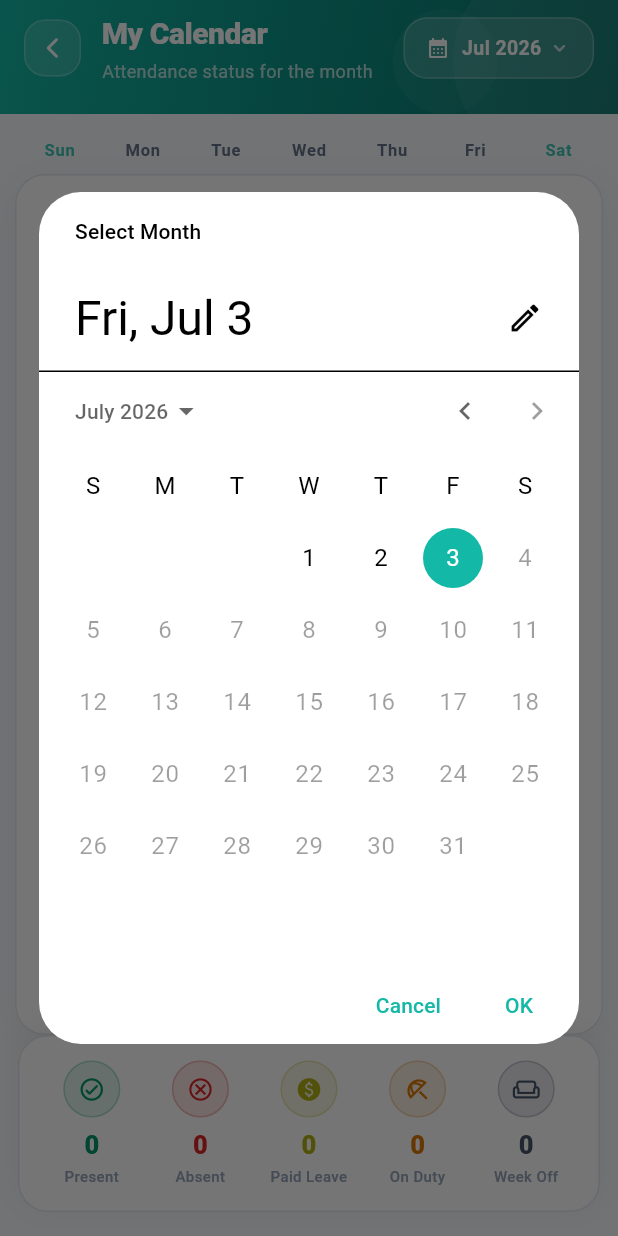
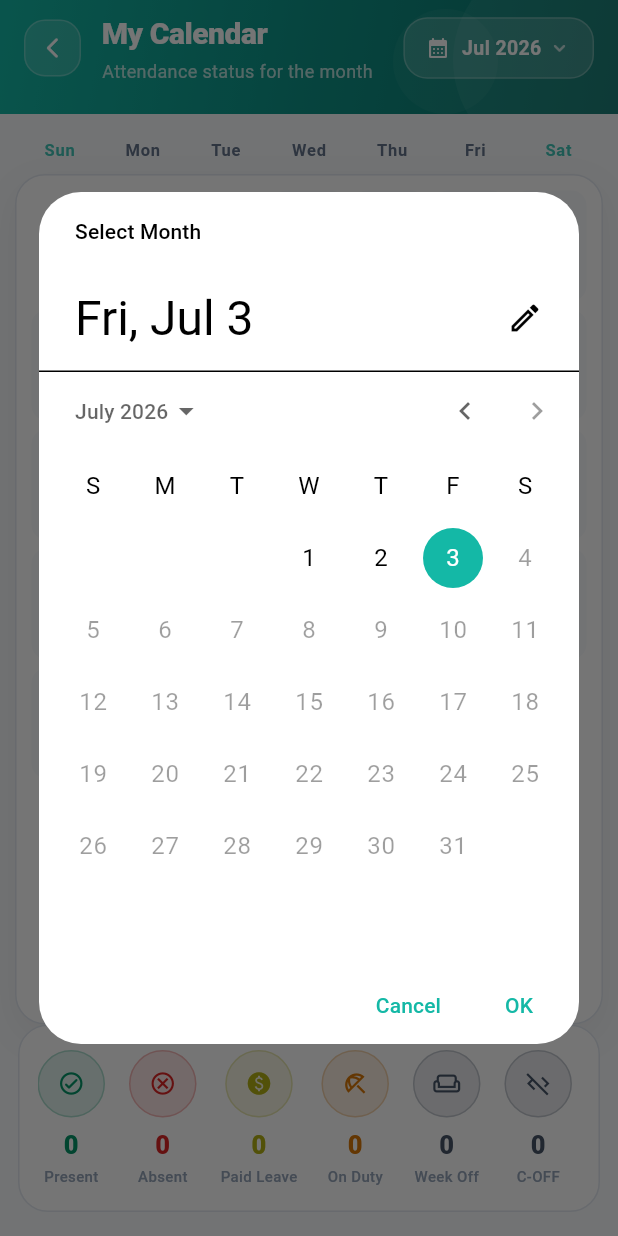
Before and after one commit to Redshadow1297/employee_attendance_app, a Flutter app: the MyCalendarScreen screen opened directly, after a tap on an icon or button, on a phone screen of 412 x 824 dp. Run offline on Flutter 3.47's test engine with Material 3 defaults, Android fonts, the phone set to English and light mode, and no system bars; our stand-ins replace battery_plus, connectivity_plus, device_info_plus, dio, file_picker, flutter_bloc and 9 more; missing offline and left inert: flutter_background_geolocation; accounts and stored records are empty; network calls fail.

Commit message:
1) Made the summury bar in calendar scrollable 2) Added missing Parameters when authorizing the advance application in Advane module.

```diff
--- a/lib/core/constants/app_text_styles.dart
+++ b/lib/core/constants/app_text_styles.dart
@@ -5,19 +5,19 @@
   // ============================== Headings ====================================
 
   static const TextStyle headingLarge = TextStyle(
-    fontSize: 22,
+    fontSize: 24,
     fontWeight: FontWeight.w700,
     letterSpacing: -0.3,
   );
 
   static const TextStyle headingMedium = TextStyle(
-    fontSize: 18,
+    fontSize: 20,
     fontWeight: FontWeight.w600,
     letterSpacing: -0.2,
   );
 
   static const TextStyle headingSmall = TextStyle(
-    fontSize: 16,
+    fontSize: 18,
     fontWeight: FontWeight.w600,
   );
 
@@ -25,19 +25,19 @@
   // ======================================= Labels =====================================================
 
   static const TextStyle labelSmall = TextStyle(
-    fontSize: 12,
+    fontSize: 14,
     fontWeight: FontWeight.w400,
     letterSpacing: 0.2,
   );
 
   static const TextStyle labelVSmall = TextStyle(
-    fontSize: 10,
+    fontSize: 12,
     fontWeight: FontWeight.w400,
     letterSpacing: 0.3,
   );
 
   static const TextStyle labelMedium = TextStyle(
-    fontSize: 14,
+    fontSize: 16,
     fontWeight: FontWeight.w500,
     letterSpacing: 0.1,
   );
@@ -55,7 +55,7 @@
   // ===== Button Text =====
 
   static const TextStyle buttonText = TextStyle(
-    fontSize: 15,
+    fontSize: 17,
     fontWeight: FontWeight.w600,
     letterSpacing: 0.2,
   );
--- a/lib/presentations/pages/QuickAcessMenusScreens/app_timecard_calendar.dart
+++ b/lib/presentations/pages/QuickAcessMenusScreens/app_timecard_calendar.dart
@@ -90,8 +90,6 @@
   }
 }
 
-//  SCREEN
-
 class MyCalendarScreen extends StatefulWidget {
   const MyCalendarScreen({super.key});
 
@@ -108,6 +106,8 @@
   List<dynamic> newCalendarData = [];
   DateTime selectedMonth = DateTime.now();
   bool _loading = false;
+  int get daysInMonth =>
+      DateTime(selectedMonth.year, selectedMonth.month + 1, 0).day;
 
   final days = ["Sun", "Mon", "Tue", "Wed", "Thu", "Fri", "Sat"];
 
@@ -123,8 +123,6 @@
     curve: Curves.easeOut,
   );
 
-  //  LOGIC
-
   @override
   void initState() {
     super.initState();
@@ -138,12 +136,14 @@
     _initialize();
   }
 
+  //DISPOSE
   @override
   void dispose() {
     _fadeCtrl.dispose();
     super.dispose();
   }
 
+  //INITIALIZATION
   void _initialize() {
     _getPrefsData().then((_) => _fetchTimecardData());
   }
@@ -154,6 +154,7 @@
     empcode = prefs.getString("employeecode");
   }
 
+  //FETCH TIMECARD DATA FOR CLENDAR
   Future<void> _fetchTimecardData() async {
     setState(() => _loading = true);
     try {
@@ -166,23 +167,31 @@
         },
       );
       if (response.statusCode == 200) {
+        final data = response.data["GetTimeCardResult"] ?? [];
         setState(() {
-          newCalendarData = response.data["GetTimeCardResult"];
+          // full API data store
+          newCalendarData = List<dynamic>.from(data);
+
           _loading = false;
         });
         _fadeCtrl
           ..reset()
           ..forward();
       } else {
-        setState(() => _loading = false);
+        setState(() {
+          _loading = false;
+        });
       }
-    } catch (exp) {
-      debugPrint("Error fetching calendar data: $exp");
-      setState(() => _loading = false);
+    } catch (e) {
+      debugPrint("Calendar API Error : $e");
+
+      setState(() {
+        _loading = false;
+      });
     }
   }
 
-  // count only from first day to currnt date
+  //STATUS COUNT AB/P/OD/PL/CL etc.
   int getStatusCount(String status) {
     final today = DateTime.now();
     final todayOnly = DateTime(today.year, today.month, today.day);
@@ -210,21 +219,24 @@
   }
 
   DateTime? _parseDateFromItem(Map<String, dynamic> item) {
-    final dateStr = item["scheduledateddmm"] ?? "";
-    if (dateStr.isEmpty) return null;
     try {
-      final parts = dateStr.split('/');
-      if (parts.length < 2) return null;
+      final value = item["scheduledate"] ?? "";
+      if (value.isEmpty) return null;
+      final dateOnly = value.split(" ")[0];
+      final parts = dateOnly.split("/");
+      if (parts.length != 3) return null;
       return DateTime(
-        selectedMonth.year,
-        int.parse(parts[1]),
-        int.parse(parts[0]),
+        int.parse(parts[2]), // year
+        int.parse(parts[0]), // month
+        int.parse(parts[1]), // day
       );
-    } catch (_) {
+    } catch (e) {
+      debugPrint("Date Parse Error $e");
       return null;
     }
   }
 
+  //MONTH SELECTION.
   Future<void> _selectMonth() async {
     final DateTime? picked = await showDatePicker(
       context: context,
@@ -241,19 +253,44 @@
     );
     if (picked != null) {
       setState(() {
-        selectedMonth = picked;
-        startDate = DateFormat(
-          'dd/MM/yyyy',
-        ).format(DateTime(picked.year, picked.month, 1));
+        selectedMonth = DateTime(picked.year, picked.month, 1);
+        startDate = DateFormat('dd/MM/yyyy').format(selectedMonth);
         endDate = DateFormat(
           'dd/MM/yyyy',
         ).format(DateTime(picked.year, picked.month + 1, 0));
+        //CLEAR OLD DATA ON SLECTING NEW MONTH
+        newCalendarData.clear();
       });
       await _fetchTimecardData();
     }
   }
 
-  //  BUILD
+  //API DATA MAP / CLENDAR MAP
+  Map<int, dynamic> get calendarMap {
+    Map<int, dynamic> map = {};
+    for (var item in newCalendarData) {
+      final date = _parseDateFromItem(item);
+      if (date == null) continue;
+      if (date.year == selectedMonth.year &&
+          date.month == selectedMonth.month) {
+        map[date.day] = item;
+      }
+    }
+    return map;
+  }
+  // Map<int, dynamic> get calendarMap {
+  //   Map<int, dynamic> map = {};
+  //   for (var item in newCalendarData) {
+  //     final date = _parseDateFromItem(item);
+  //     if (date == null) continue;
+  //     if (date.year == selectedMonth.year &&
+  //         date.month == selectedMonth.month) {
+  //       map[date.day] = item;
+  //     }
+  //   }
+  //   debugPrint("Calendar Map: $map");
+  //   return map;
+  // }
 
   @override
   Widget build(BuildContext context) {
@@ -480,10 +517,34 @@
                 mainAxisSpacing: 6,
                 childAspectRatio: 0.66,
               ),
-              itemCount: firstWeekday + newCalendarData.length,
+              itemCount: firstWeekday + daysInMonth,
               itemBuilder: (context, index) {
-                if (index < firstWeekday) return const SizedBox();
-                final item = newCalendarData[index - firstWeekday];
+                if (index < firstWeekday) {
+                  return const SizedBox();
+                }
+                final day = index - firstWeekday + 1;
+                final item = calendarMap[day];
+                // No API data
+                if (item == null) {
+                  return Container(
+                    decoration: BoxDecoration(
+                      color: isDark
+                          ? Colors.white.withOpacity(.04)
+                          : const Color(0xffF8FAFC),
+                      borderRadius: BorderRadius.circular(10),
+                    ),
+                    child: Center(
+                      child: Text(
+                        "$day",
+                        style: TextStyle(
+                          fontSize: 12,
+                          fontWeight: FontWeight.w600,
+                          color: isDark ? Colors.white54 : Colors.black54,
+                        ),
+                      ),
+                    ),
+                  );
+                }
                 return _attendanceCard(item, isDark);
               },
             ),
@@ -496,24 +557,21 @@
   //  ATTENDANCE CARD
   Widget _attendanceCard(Map<String, dynamic> item, bool isDark) {
     final status = item["empstatus"] ?? "";
-    final dateStr = item["scheduledateddmm"] ?? "";
     final cfg = statusConfig(status, isDark);
-
     final today = DateTime.now();
     final todayOnly = DateTime(today.year, today.month, today.day);
-
+    // final cardDate = _parseDateFromItem(item);
+    // final dayNum = cardDate != null ? cardDate.day.toString() : "—";
+    final cardDate = _parseDateFromItem(item);
+    final dayNum = cardDate != null ? cardDate.day.toString() : "";
     bool isToday = false;
     bool isFuture = false;
-
-    final cardDate = _parseDateFromItem(item);
     if (cardDate != null) {
       isToday = DateUtils.isSameDay(cardDate, todayOnly);
       isFuture = cardDate.isAfter(todayOnly);
     }
 
-    final dayNum = dateStr.isNotEmpty ? dateStr.split('/')[0] : "—";
-
-    // Future dates in grey  container
+    // FUTURE DATES IN DISABLED CONTAINERS.
     if (isFuture) {
       return Container(
         decoration: BoxDecoration(
@@ -556,7 +614,7 @@
       );
     }
 
-    //Rglar dates
+    // REGULAR DATES
     return AnimatedContainer(
       duration: const Duration(milliseconds: 200),
       decoration: BoxDecoration(
@@ -612,7 +670,7 @@
     );
   }
 
-  //  SUMMARY BAR
+  // SUMMARY BAR AT BOTTOM OF CALENDAR
   Widget _attendanceSummaryBar(bool isDark) {
     final summaryItems = [
       _SummaryItem(
@@ -645,8 +703,26 @@
         const Color(0xFF475569),
         Icons.weekend_outlined,
       ),
+      _SummaryItem(
+        "C-OFF",
+        getStatusCount("C-OFF"),
+        const Color(0xFF475569),
+        Icons.code_off_outlined,
+      ),
+      _SummaryItem(
+        "WO + 1/2P",
+        getStatusCount("WO + 1/2P"),
+        const Color(0xFF475569),
+        Icons.hourglass_full_sharp,
+      ),
+      _SummaryItem(
+        "WO + P",
+        getStatusCount("WO + P"),
+        const Color(0xFF475569),
+        Icons.weekend_outlined,
+      ),
     ];
-
+  //SCROILLABLE ATTENDANCE SUMMARY BAR 03 JULY 2026
     return Padding(
       padding: const EdgeInsets.fromLTRB(12, 0, 12, 0),
       child: Container(
@@ -655,20 +731,18 @@
           color: isDark ? DS.cardDark : DS.cardLight,
           borderRadius: BorderRadius.circular(DS.r20),
           border: Border.all(color: isDark ? DS.borderDark : DS.borderLight),
-          boxShadow: [
-            BoxShadow(
-              color: isDark
-                  ? Colors.black.withOpacity(0.30)
-                  : Colors.black.withOpacity(0.05),
-              blurRadius: 16,
-              offset: const Offset(0, -4),
-            ),
-          ],
         ),
-        child: Row(
-          children: summaryItems
-              .map((item) => Expanded(child: _summaryTile(item, isDark)))
-              .toList(),
+        child: SingleChildScrollView(
+          scrollDirection: Axis.horizontal,
+          physics: const BouncingScrollPhysics(),
+          child: Row(
+            children: summaryItems.map((item) {
+              return Padding(
+                padding: const EdgeInsets.only(right: 16),
+                child: _summaryTile(item, isDark),
+              );
+            }).toList(),
+          ),
         ),
       ),
     );
@@ -679,8 +753,8 @@
       mainAxisSize: MainAxisSize.min,
       children: [
         Container(
-          width: 38,
-          height: 38,
+          width: 45,
+          height: 45,
           decoration: BoxDecoration(
             color: item.color.withOpacity(0.12),
             shape: BoxShape.circle,
--- a/lib/routes/app_routes.dart
+++ b/lib/routes/app_routes.dart
@@ -1,7 +1,7 @@
 class AppRoutes {
   static const String splash = "/splash";
-  static const String login = "/login";
-  static const String dashboard = "/dashboard";
+  static const String login = "login";
+  static const String dashboard = "dashboard";
   static const String wallPost = "/wallpost";
   static const String profile = "/profile";
   static const String leave = "/leave";
@@ -10,9 +10,8 @@
   static const String vehicleRequisition = "/vehicleRequisition";
   static const String visitorManagement = "/visitorManagement";
   static const String employeeTracking = "/employeeTracking";
-
-  // static const String timecardCalendar = "/timecardCalendar";
-  // static const String teamMembers = "/teamMembers";
-  // static const String contactHR = "/contactHR";
-  // static const String reportsAndAnalytics = "/reportsAndAnalytics";
+  static const String timecardCalendar = "/timecardCalendar";
+  static const String teamMembers = "/teamMembers";
+  static const String contactHR = "/contactHR";
+  static const String reportsAndAnalytics = "/reportsAndAnalytics";
 }
```
Also changed, not shown: lib/presentations/pages/Modules/advanceManagement/app_advance.dart (+51 -22 lines), lib/presentations/pages/Modules/advanceManagement/app_advance_approvalFinalForm.dart (+13 -3 lines), lib/presentations/pages/Modules/advanceManagement/app_advance_approval_form1.dart (+39 -27 lines), 1 other file.
